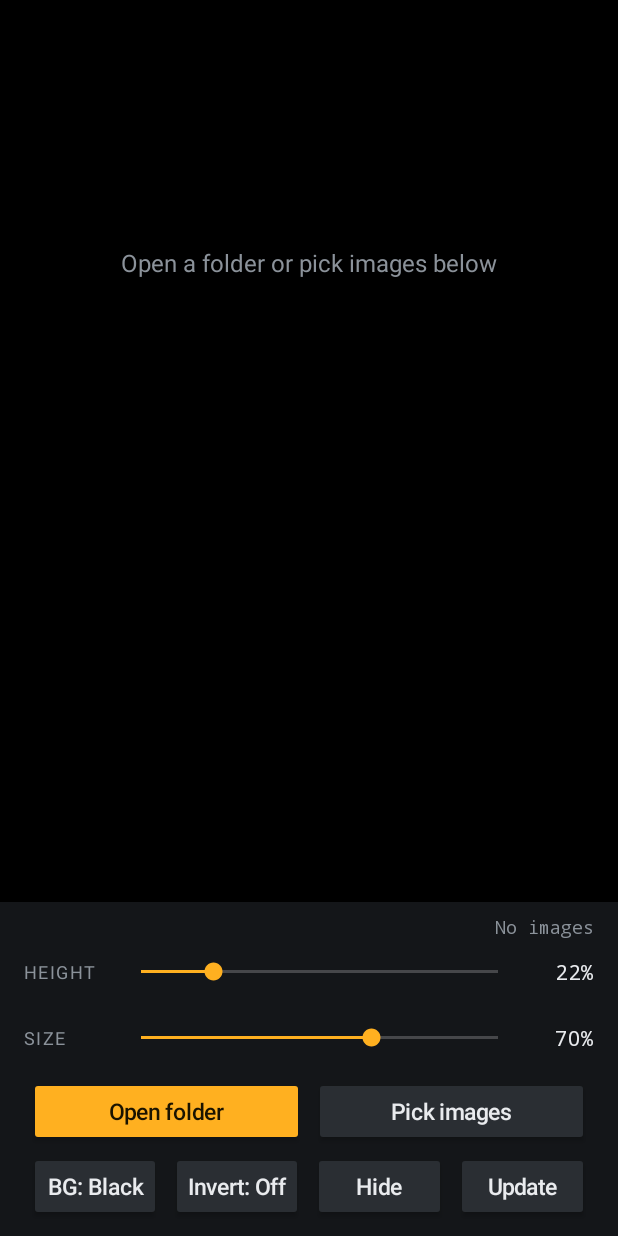
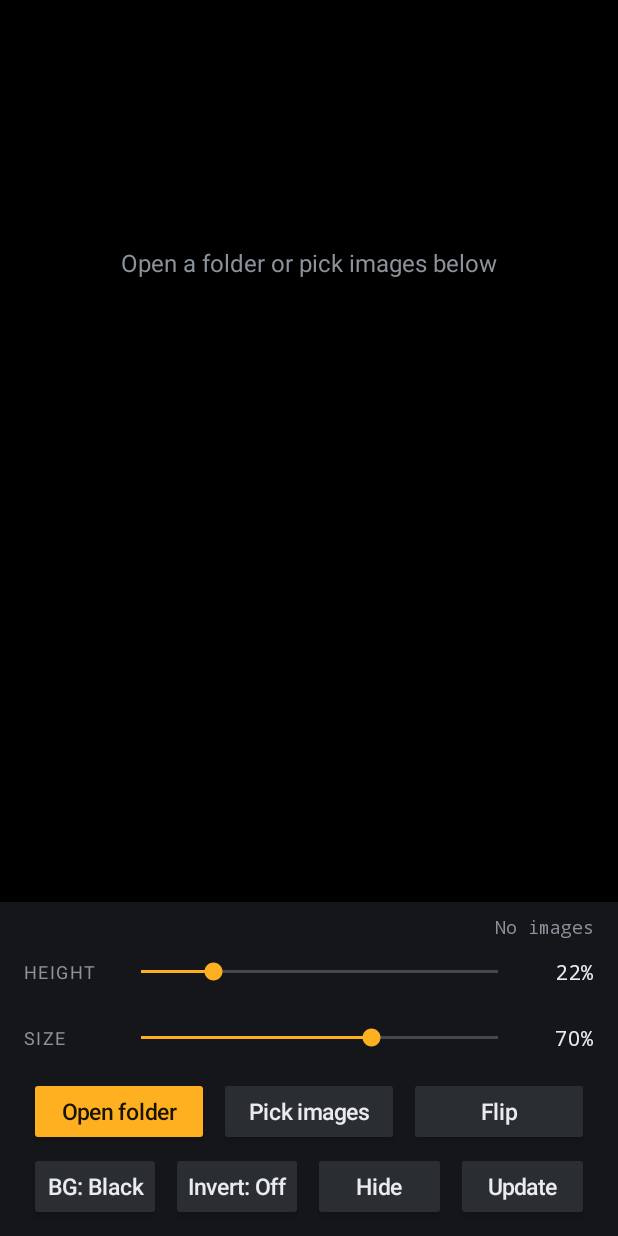
Before and after one commit to kefirman9000/logo-lift-viewer, an Android app: the screen it shows after launch (MainActivity), on a phone screen of 412 x 824 dp. Run offline under Robolectric (Android 15) with nearby library versions, the phone set to English and light mode, and no system bars.

Commit message:
Add Flip: upside-down mode so the camera notch sits at the bottom
Co-Authored-By: Claude Opus 5.5 <noreply@anthropic.com>
Claude-Session: https://claude.ai/code/session_01Qq8UBM32QNWnyvzFniHKkg

```diff
--- a/app/src/main/java/com/kefirman9000/logolift/MainActivity.java
+++ b/app/src/main/java/com/kefirman9000/logolift/MainActivity.java
@@ -6,6 +6,7 @@ import android.content.ClipData;
 import android.content.ContentResolver;
 import android.content.Intent;
 import android.content.SharedPreferences;
+import android.content.pm.ActivityInfo;
 import android.database.Cursor;
 import android.graphics.Color;
 import android.graphics.Insets;
@@ -54,6 +55,7 @@ public class MainActivity extends Activity {
     private TextView counter;
     private Button bgBtn;
     private Button invBtn;
+    private Button flipBtn;
     private boolean dockShown = true;
     private boolean fromFolder = false;
 
@@ -83,6 +85,7 @@ public class MainActivity extends Activity {
         hideSystemBars();
         applyBg();
         applyInvert();
+        applyFlip();
 
         view.setListener(new LogoView.Listener() {
             @Override public void onTap() { toggleDock(); }
@@ -165,8 +168,15 @@ public class MainActivity extends Activity {
             i.putExtra(Intent.EXTRA_ALLOW_MULTIPLE, true);
             startActivityForResult(i, REQ_PICK);
         });
+        flipBtn = button("", false);
+        flipBtn.setOnClickListener(v -> {
+            boolean on = !prefs.getBoolean("flip", false);
+            prefs.edit().putBoolean("flip", on).apply();
+            applyFlip();
+        });
         r1.addView(folder, weight());
         r1.addView(pick, weight());
+        r1.addView(flipBtn, weight());
         d.addView(r1);
 
         LinearLayout r2 = row();
@@ -266,6 +276,16 @@ public class MainActivity extends Activity {
         view.setBg(c);
         getWindow().getDecorView().setBackgroundColor(view.shownBg());
         bgBtn.setText(white ? "BG: White" : "BG: Black");
+    }
+
+    /** Upside-down mode: turns the whole app 180° so a camera notch ends up at the bottom. */
+    private void applyFlip() {
+        boolean on = prefs.getBoolean("flip", false);
+        setRequestedOrientation(on ? ActivityInfo.SCREEN_ORIENTATION_REVERSE_PORTRAIT
+                                   : ActivityInfo.SCREEN_ORIENTATION_UNSPECIFIED);
+        flipBtn.setText(on ? "Flipped" : "Flip");
+        flipBtn.setTextColor(on ? 0xFF1A1300 : INK);
+        flipBtn.setBackgroundTintList(android.content.res.ColorStateList.valueOf(on ? ACCENT : 0xFF2A2E33));
     }
 
     private void applyInvert() {
```
Also changed, not shown: 1 other file.
